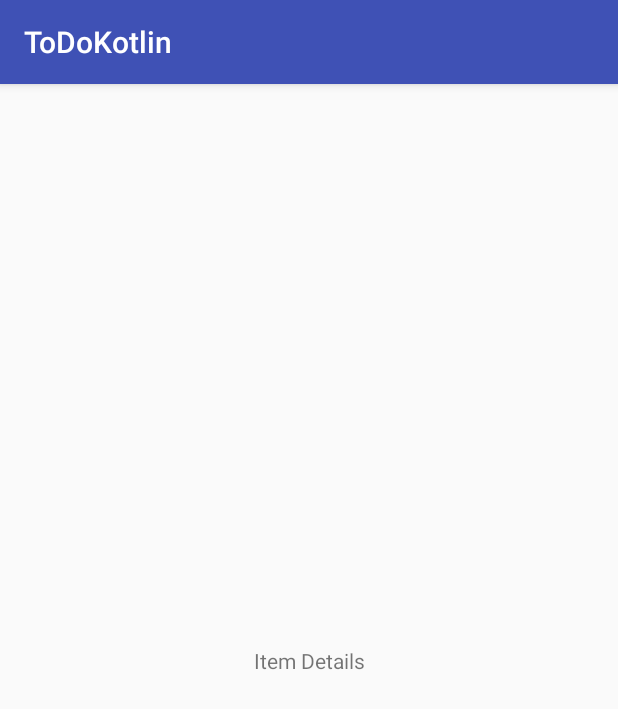
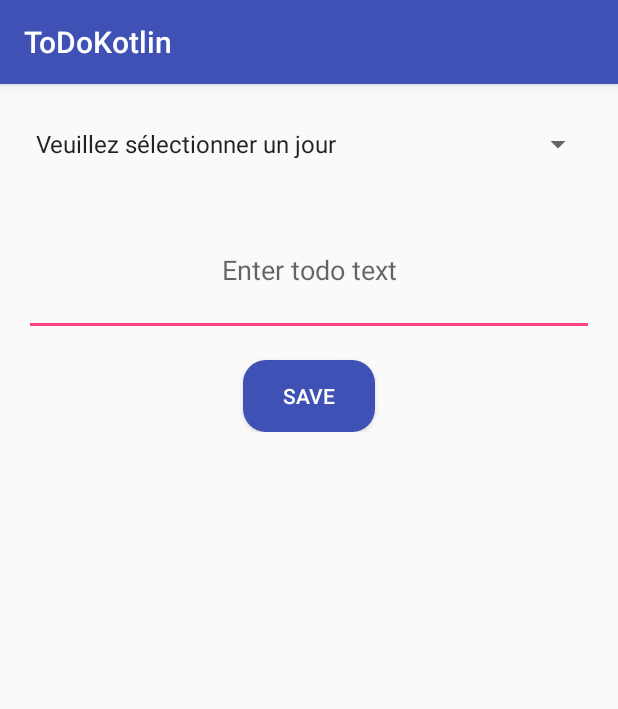
Before and after one commit to svc985/ToDoKotlin, an Android app: the ItemDetailsActivity screen opened directly, with no data from a screen before it, on a phone screen of 412 x 824 dp. Shown: the top 709 px of the screen. Run offline under Robolectric (Android 15) with nearby library versions, the phone set to English and light mode, and no system bars; our stand-ins replace Timber.

Commit message:
Item Details screen layout created

```diff
--- a/app/src/main/kotlin/org/prikic/todokotlin/itemdetails/ItemDetailsActivity.kt
+++ b/app/src/main/kotlin/org/prikic/todokotlin/itemdetails/ItemDetailsActivity.kt
@@ -2,6 +2,7 @@ package org.prikic.todokotlin.itemdetails
 
 import android.os.Bundle
 import android.support.v7.app.AppCompatActivity
+import kotlinx.android.synthetic.main.activity_item_details.*
 import org.prikic.todokotlin.R
 import timber.log.Timber
 
@@ -9,8 +10,12 @@ class ItemDetailsActivity: AppCompatActivity() {
 
     override fun onCreate(savedInstanceState: Bundle?) {
         super.onCreate(savedInstanceState)
-        setContentView(R.layout.item_details)
+        setContentView(R.layout.activity_item_details)
 
         Timber.d("Item details activity opened")
+
+        activity_item_details_button.setOnClickListener { _ ->
+            Timber.d("clicked save/edit button")
+        }
     }
 }
--- /dev/null
+++ b/app/src/main/res/drawable/button_rounded_corners.xml
@@ -0,0 +1,9 @@
+<?xml version="1.0" encoding="utf-8"?>
+<selector xmlns:android="http://schemas.android.com/apk/res/android">
+    <item>
+        <shape android:shape="rectangle">
+            <solid android:color="@color/colorPrimary"/>
+            <corners android:radius="@dimen/rounded_corner_radius" />
+        </shape>
+    </item>
+</selector>
--- /dev/null
+++ b/app/src/main/res/layout/activity_item_details.xml
@@ -0,0 +1,52 @@
+<?xml version="1.0" encoding="utf-8"?>
+
+<ScrollView xmlns:android="http://schemas.android.com/apk/res/android"
+    xmlns:app="http://schemas.android.com/apk/res-auto"
+    android:layout_width="match_parent"
+    android:layout_height="match_parent">
+
+    <LinearLayout
+        android:layout_width="match_parent"
+        android:layout_height="wrap_content"
+        android:orientation="vertical">
+
+        <Spinner
+            android:id="@+id/activity_item_details_spinner"
+            android:layout_width="match_parent"
+            android:layout_height="@dimen/spinner_height"
+            android:layout_marginBottom="@dimen/activity_vertical_margin"
+            android:layout_marginEnd="@dimen/activity_horizontal_margin"
+            android:layout_marginStart="@dimen/activity_horizontal_margin"
+            android:layout_marginTop="@dimen/activity_vertical_margin"
+            android:entries="@array/WeekDays"
+            app:layout_constraintBottom_toTopOf="@+id/text_view"
+            app:layout_constraintEnd_toEndOf="parent"
+            app:layout_constraintStart_toStartOf="parent"
+            app:layout_constraintTop_toTopOf="parent" />
+
+        <EditText
+            android:id="@+id/activity_item_details_edit_text"
+            android:layout_width="match_parent"
+            android:layout_height="wrap_content"
+            android:layout_marginBottom="@dimen/activity_vertical_margin"
+            android:layout_marginEnd="@dimen/activity_horizontal_margin"
+            android:layout_marginStart="@dimen/activity_horizontal_margin"
+            android:gravity="center"
+            android:hint="@string/activity_item_details_enter_todo_hint_text"
+            android:lines="3"
+            app:layout_constraintBottom_toBottomOf="parent"
+            app:layout_constraintEnd_toEndOf="parent"
+            app:layout_constraintStart_toStartOf="parent" />
+
+        <Button
+            android:id="@+id/activity_item_details_button"
+            android:layout_width="wrap_content"
+            android:layout_height="wrap_content"
+            android:layout_gravity="center"
+            android:background="@drawable/button_rounded_corners"
+            android:text="@string/activity_item_details_save"
+            android:textColor="@color/white" />
+
+    </LinearLayout>
+
+</ScrollView>
--- a/app/src/main/res/layout/activity_items.xml
+++ b/app/src/main/res/layout/activity_items.xml
@@ -2,10 +2,8 @@
 <android.support.design.widget.CoordinatorLayout
     xmlns:android="http://schemas.android.com/apk/res/android"
     xmlns:app="http://schemas.android.com/apk/res-auto"
-    xmlns:tools="http://schemas.android.com/tools"
     android:layout_width="match_parent"
-    android:layout_height="match_parent"
-    tools:context="org.prikic.todokotlin.items.ItemsActivity">
+    android:layout_height="match_parent">
 
     <android.support.design.widget.AppBarLayout
         android:layout_width="match_parent"
--- a/app/src/main/res/layout/content_items.xml
+++ b/app/src/main/res/layout/content_items.xml
@@ -5,7 +5,6 @@
     android:layout_width="match_parent"
     android:layout_height="match_parent"
     app:layout_behavior="@string/appbar_scrolling_view_behavior"
-    tools:context="org.prikic.todokotlin.items.ItemsActivity"
     tools:showIn="@layout/activity_items">
 
     <TextView
--- a/app/src/main/res/layout/item_details.xml
+++ /dev/null
@@ -1,21 +0,0 @@
-<?xml version="1.0" encoding="utf-8"?>
-<android.support.constraint.ConstraintLayout
-    xmlns:android="http://schemas.android.com/apk/res/android"
-    xmlns:app="http://schemas.android.com/apk/res-auto"
-    android:layout_width="match_parent"
-    android:layout_height="match_parent">
-
-    <TextView
-        android:id="@+id/textView"
-        android:layout_width="wrap_content"
-        android:layout_height="wrap_content"
-        android:layout_marginBottom="8dp"
-        android:layout_marginEnd="8dp"
-        android:layout_marginStart="8dp"
-        android:layout_marginTop="8dp"
-        android:text="@string/item_details_lbl_test"
-        app:layout_constraintBottom_toBottomOf="parent"
-        app:layout_constraintEnd_toEndOf="parent"
-        app:layout_constraintStart_toStartOf="parent"
-        app:layout_constraintTop_toTopOf="parent" />
-</android.support.constraint.ConstraintLayout>
--- a/app/src/main/res/values/colors.xml
+++ b/app/src/main/res/values/colors.xml
@@ -3,4 +3,6 @@
     <color name="colorPrimary">#3F51B5</color>
     <color name="colorPrimaryDark">#303F9F</color>
     <color name="colorAccent">#FF4081</color>
+
+    <color name="white">#FFFFFF</color>
 </resources>
--- a/app/src/main/res/values/dimens.xml
+++ b/app/src/main/res/values/dimens.xml
@@ -1,3 +1,11 @@
 <resources>
     <dimen name="fab_margin">16dp</dimen>
+
+    <dimen name="activity_horizontal_margin">16dp</dimen>
+    <dimen name="activity_vertical_margin">16dp</dimen>
+
+    <dimen name="rounded_corner_radius">15dp</dimen>
+
+    <!-- Activity item details-->
+    <dimen name="spinner_height">48dp</dimen>
 </resources>
--- a/app/src/main/res/values/strings.xml
+++ b/app/src/main/res/values/strings.xml
@@ -1,5 +1,17 @@
 <resources>
     <string name="app_name">ToDoKotlin</string>
     <string name="action_settings">Settings</string>
-    <string name="item_details_lbl_test">Item Details</string>
+
+    <string name="activity_item_details_enter_todo_hint_text">Enter todo text</string>
+    <string name="activity_item_details_save">Save</string>
+    <string-array name="WeekDays">
+        <item>Veuillez sélectionner un jour</item>
+        <item>Lundi</item>
+        <item>Mardi</item>
+        <item>Mercredi</item>
+        <item>Jeudi</item>
+        <item>Vendredi</item>
+        <item>Samedi</item>
+        <item>Dimanche</item>
+    </string-array>
 </resources>
```
